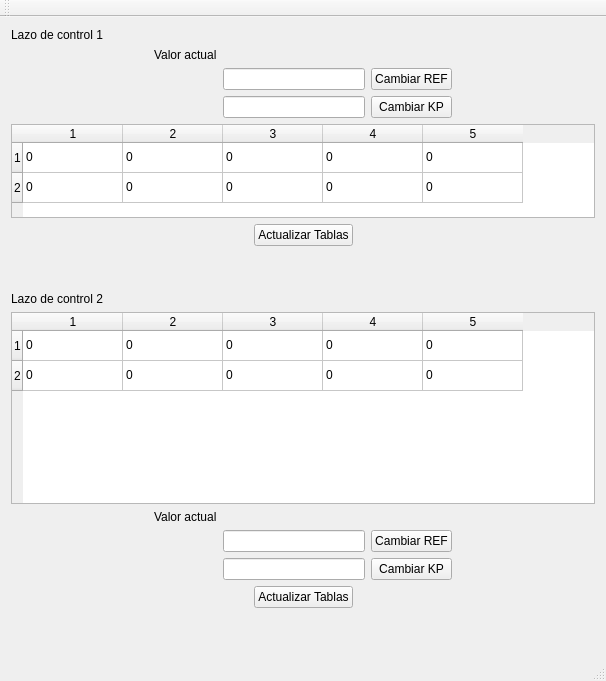
This is gui.ui in Mandros7/DSIProject as Qt 5 draws it before an edit. The edited form follows.
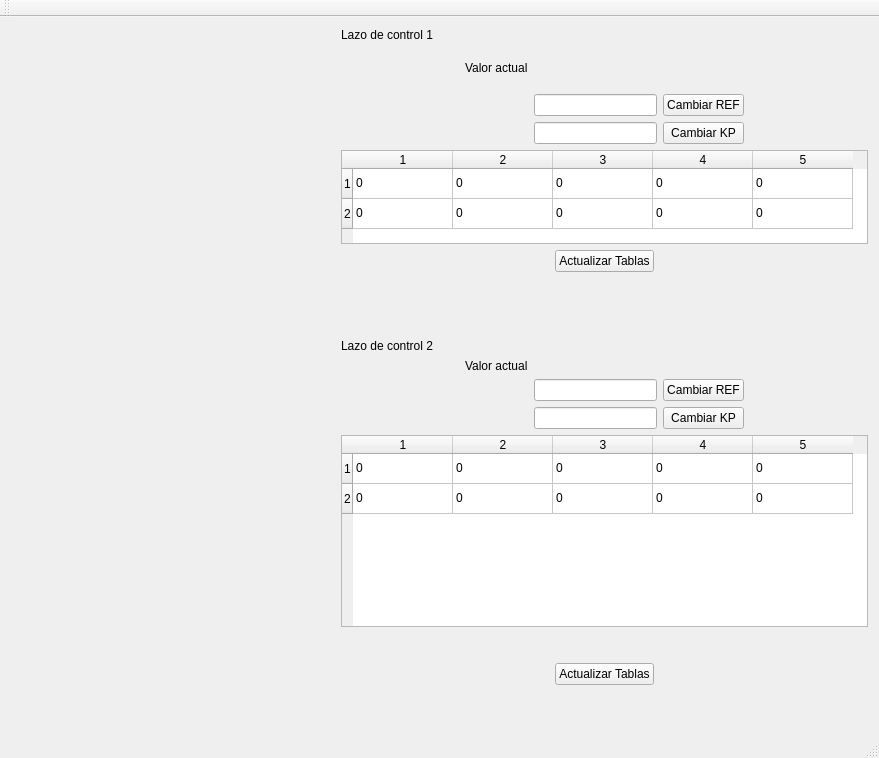
This is the edited form. Custom widgets are drawn as their Qt base class.

Diff of the .ui file:
```diff
--- a/gui.ui
+++ b/gui.ui
@@ -6,15 +6,47 @@
    <rect>
     <x>0</x>
     <y>0</y>
-    <width>606</width>
-    <height>651</height>
+    <width>879</width>
+    <height>758</height>
    </rect>
   </property>
   <property name="windowTitle">
    <string>GUI</string>
   </property>
   <widget class="QWidget" name="centralWidget">
-   <layout class="QVBoxLayout" name="verticalLayout_3">
+   <layout class="QHBoxLayout" name="horizontalLayout">
+    <item>
+     <layout class="QVBoxLayout" name="verticalLayout_2">
+      <item>
+       <widget class="QCustomPlot" name="customPlot" native="true">
+        <property name="sizePolicy">
+         <sizepolicy hsizetype="MinimumExpanding" vsizetype="MinimumExpanding">
+          <horstretch>0</horstretch>
+          <verstretch>0</verstretch>
+         </sizepolicy>
+        </property>
+        <property name="minimumSize">
+         <size>
+          <width>0</width>
+          <height>0</height>
+         </size>
+        </property>
+       </widget>
+      </item>
+      <item>
+       <widget class="QCustomPlot" name="customPlot2" native="true">
+        <property name="sizePolicy">
+         <sizepolicy hsizetype="MinimumExpanding" vsizetype="MinimumExpanding">
+          <horstretch>0</horstretch>
+          <verstretch>0</verstretch>
+         </sizepolicy>
+        </property>
+       </widget>
+      </item>
+     </layout>
+    </item>
+    <item>
+     <layout class="QVBoxLayout" name="verticalLayout">
     <item>
      <widget class="QLabel" name="label_2">
       <property name="text">
@@ -51,26 +83,6 @@
         </property>
        </widget>
       </item>
-      <item row="1" column="1" alignment="Qt::AlignHCenter">
-       <widget class="QLabel" name="VActualRef1">
-        <property name="text">
-         <string/>
-        </property>
-       </widget>
-      </item>
-      <item row="3" column="2">
-       <spacer name="verticalSpacer">
-        <property name="orientation">
-         <enum>Qt::Vertical</enum>
-        </property>
-        <property name="sizeHint" stdset="0">
-         <size>
-          <width>20</width>
-          <height>40</height>
-         </size>
-        </property>
-       </spacer>
-      </item>
       <item row="2" column="1" alignment="Qt::AlignHCenter">
        <widget class="QLabel" name="VActualKp1">
         <property name="text">
@@ -104,10 +116,24 @@
         </property>
        </spacer>
       </item>
-     </layout>
-    </item>
-    <item>
-     <layout class="QHBoxLayout" name="horizontalLayout">
+        <item row="0" column="0">
+         <spacer name="verticalSpacer_3">
+          <property name="orientation">
+           <enum>Qt::Vertical</enum>
+          </property>
+          <property name="sizeType">
+           <enum>QSizePolicy::Minimum</enum>
+          </property>
+          <property name="sizeHint" stdset="0">
+           <size>
+            <width>20</width>
+            <height>40</height>
+           </size>
+          </property>
+         </spacer>
+        </item>
+       </layout>
+      </item>
       <item>
        <widget class="QTableWidget" name="tableWidget">
         <property name="sizePolicy">
@@ -190,21 +216,6 @@
         </item>
        </widget>
       </item>
-     </layout>
-    </item>
-    <item>
-     <spacer name="verticalSpacer_2">
-      <property name="orientation">
-       <enum>Qt::Vertical</enum>
-      </property>
-      <property name="sizeHint" stdset="0">
-       <size>
-        <width>20</width>
-        <height>40</height>
-       </size>
-      </property>
-     </spacer>
-    </item>
     <item>
      <layout class="QHBoxLayout" name="horizontalLayout_2">
       <item>
@@ -243,12 +254,22 @@
      </layout>
     </item>
     <item>
-     <spacer name="verticalSpacer_3">
+       <spacer name="verticalSpacer_2">
       <property name="orientation">
        <enum>Qt::Vertical</enum>
       </property>
-      <property name="sizeType">
-       <enum>QSizePolicy::MinimumExpanding</enum>
+        <property name="sizeHint" stdset="0">
+         <size>
+          <width>20</width>
+          <height>40</height>
+         </size>
+        </property>
+       </spacer>
+      </item>
+      <item>
+       <spacer name="verticalSpacer">
+        <property name="orientation">
+         <enum>Qt::Vertical</enum>
       </property>
       <property name="sizeHint" stdset="0">
        <size>
@@ -265,83 +286,6 @@
       </property>
      </widget>
     </item>
-    <item>
-     <layout class="QHBoxLayout" name="horizontalLayout_3">
-      <item>
-       <widget class="QTableWidget" name="tableWidget2">
-        <property name="sizePolicy">
-         <sizepolicy hsizetype="MinimumExpanding" vsizetype="MinimumExpanding">
-          <horstretch>1</horstretch>
-          <verstretch>1</verstretch>
-         </sizepolicy>
-        </property>
-        <property name="rowCount">
-         <number>2</number>
-        </property>
-        <property name="columnCount">
-         <number>5</number>
-        </property>
-        <row/>
-        <row/>
-        <column/>
-        <column/>
-        <column/>
-        <column/>
-        <column/>
-        <item row="0" column="0">
-         <property name="text">
-          <string>0</string>
-         </property>
-        </item>
-        <item row="0" column="1">
-         <property name="text">
-          <string>0</string>
-         </property>
-        </item>
-        <item row="0" column="2">
-         <property name="text">
-          <string>0</string>
-         </property>
-        </item>
-        <item row="0" column="3">
-         <property name="text">
-          <string>0</string>
-         </property>
-        </item>
-        <item row="0" column="4">
-         <property name="text">
-          <string>0</string>
-         </property>
-        </item>
-        <item row="1" column="0">
-         <property name="text">
-          <string>0</string>
-         </property>
-        </item>
-        <item row="1" column="1">
-         <property name="text">
-          <string>0</string>
-         </property>
-        </item>
-        <item row="1" column="2">
-         <property name="text">
-          <string>0</string>
-         </property>
-        </item>
-        <item row="1" column="3">
-         <property name="text">
-          <string>0</string>
-         </property>
-        </item>
-        <item row="1" column="4">
-         <property name="text">
-          <string>0</string>
-         </property>
-        </item>
-       </widget>
-      </item>
-     </layout>
-    </item>
     <item>
      <layout class="QGridLayout" name="gridLayout_3">
       <item row="2" column="1">
@@ -411,7 +355,82 @@
         </property>
        </spacer>
       </item>
+       </layout>
+      </item>
+      <item>
+       <widget class="QTableWidget" name="tableWidget2">
+        <property name="sizePolicy">
+         <sizepolicy hsizetype="MinimumExpanding" vsizetype="MinimumExpanding">
+          <horstretch>1</horstretch>
+          <verstretch>1</verstretch>
+         </sizepolicy>
+        </property>
+        <property name="rowCount">
+         <number>2</number>
+        </property>
+        <property name="columnCount">
+         <number>5</number>
+        </property>
+        <row/>
+        <row/>
+        <column/>
+        <column/>
+        <column/>
+        <column/>
+        <column/>
+        <item row="0" column="0">
+         <property name="text">
+          <string>0</string>
+         </property>
+        </item>
+        <item row="0" column="1">
+         <property name="text">
+          <string>0</string>
+         </property>
+        </item>
+        <item row="0" column="2">
+         <property name="text">
+          <string>0</string>
+         </property>
+        </item>
+        <item row="0" column="3">
+         <property name="text">
+          <string>0</string>
+         </property>
+        </item>
+        <item row="0" column="4">
+         <property name="text">
+          <string>0</string>
+         </property>
+        </item>
+        <item row="1" column="0">
+         <property name="text">
+          <string>0</string>
+         </property>
+        </item>
       <item row="1" column="1">
+         <property name="text">
+          <string>0</string>
+         </property>
+        </item>
+        <item row="1" column="2">
+         <property name="text">
+          <string>0</string>
+         </property>
+        </item>
+        <item row="1" column="3">
+         <property name="text">
+          <string>0</string>
+         </property>
+        </item>
+        <item row="1" column="4">
+         <property name="text">
+          <string>0</string>
+         </property>
+        </item>
+       </widget>
+      </item>
+      <item>
        <spacer name="verticalSpacer_4">
         <property name="orientation">
          <enum>Qt::Vertical</enum>
@@ -424,8 +443,6 @@
         </property>
        </spacer>
       </item>
-     </layout>
-    </item>
     <item>
      <layout class="QHBoxLayout" name="horizontalLayout_4">
       <item>
@@ -480,6 +497,8 @@
      </spacer>
     </item>
    </layout>
+    </item>
+   </layout>
   </widget>
   <widget class="QMenuBar" name="menuBar">
    <property name="geometry">
@@ -502,6 +521,14 @@
   <widget class="QStatusBar" name="statusBar"/>
  </widget>
  <layoutdefault spacing="6" margin="11"/>
+ <customwidgets>
+  <customwidget>
+   <class>QCustomPlot</class>
+   <extends>QWidget</extends>
+   <header>qcustomplot.h</header>
+   <container>1</container>
+  </customwidget>
+ </customwidgets>
  <resources/>
  <connections/>
 </ui>
```
Left out of the diff: 9 changed lines with no effect on the pictures. Lines whose indentation alone changed are shown as unchanged.
